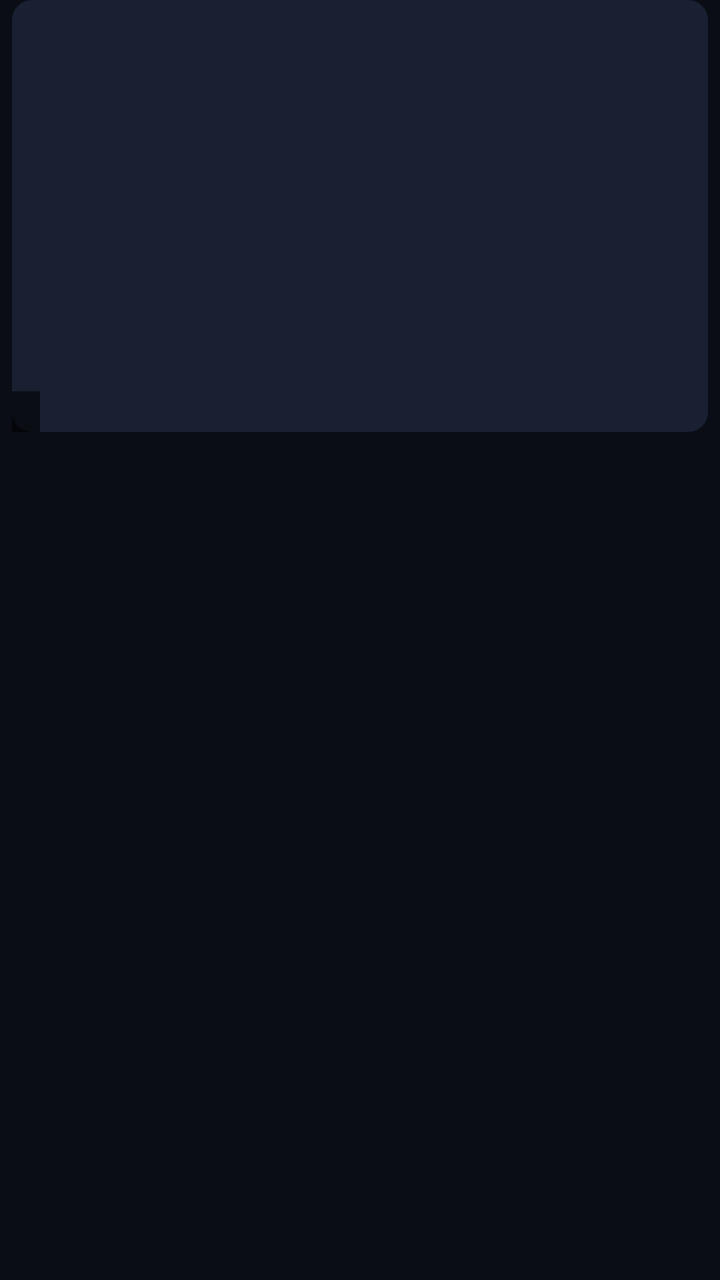
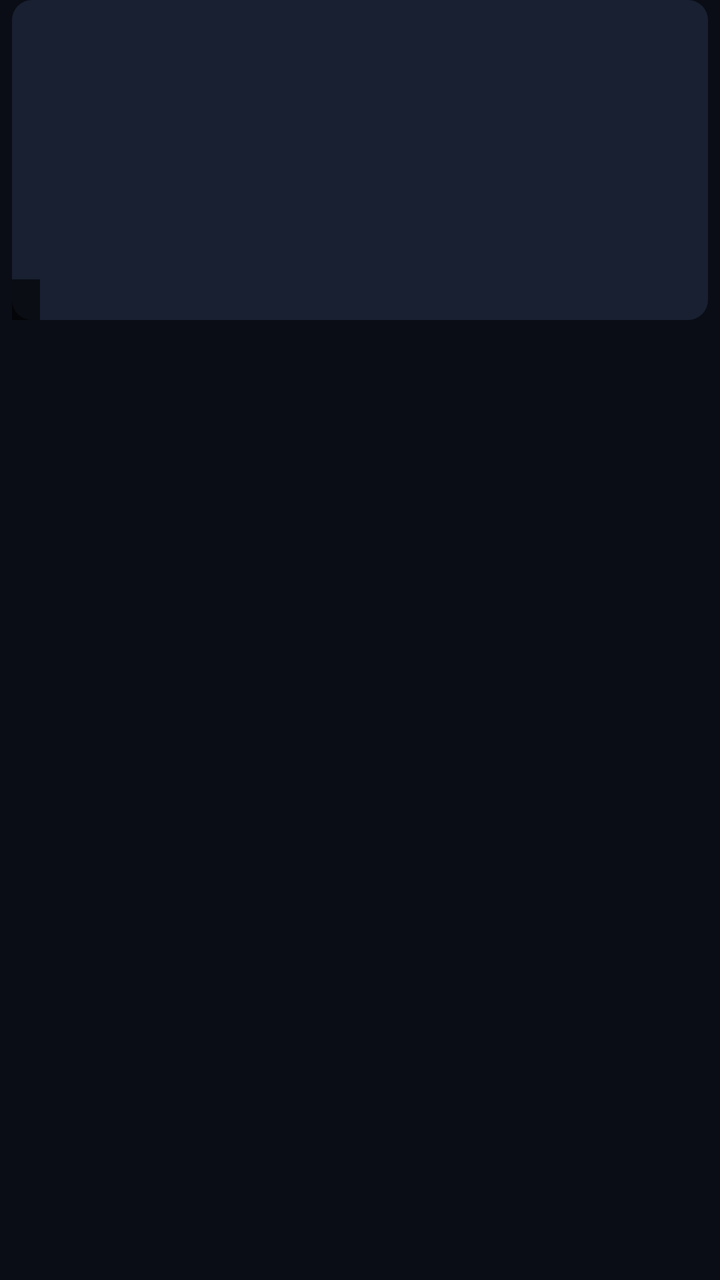

Compare the two renders of this Android layout. The source of the first and the diff that turns it into the second are given below.
<!-- AndroidManifest.xml: application theme Theme.AIStreamTV -->
<!-- res/layout/item_poster.xml -->
<?xml version="1.0" encoding="utf-8"?>
<LinearLayout xmlns:android="http://schemas.android.com/apk/res/android"
    android:id="@+id/card"
    android:layout_width="150dp"
    android:layout_height="wrap_content"
    android:orientation="vertical"
    android:paddingStart="6dp"
    android:paddingEnd="6dp">

    <FrameLayout
        android:layout_width="match_parent"
        android:layout_height="216dp"
        android:background="@drawable/bg_card">

        <ImageView
            android:id="@+id/img"
            android:layout_width="match_parent"
            android:layout_height="match_parent"
            android:contentDescription="@string/app_name"
            android:scaleType="centerCrop" />

        <TextView
            android:id="@+id/tvBadge"
            android:layout_width="wrap_content"
            android:layout_height="wrap_content"
            android:layout_gravity="bottom|start"
            android:background="#99000000"
            android:paddingStart="7dp"
            android:paddingTop="2dp"
            android:paddingEnd="7dp"
            android:paddingBottom="2dp"
            android:textColor="@color/accent_soft"
            android:textSize="12sp" />

    </FrameLayout>

    <TextView
        android:id="@+id/tvTitle"
        style="@style/AIStream.TextTitle"
        android:layout_width="match_parent"
        android:layout_height="wrap_content"
        android:layout_marginTop="7dp"
        android:ellipsize="end"
        android:maxLines="1"
        android:textSize="14sp" />

    <TextView
        android:id="@+id/tvSub"
        style="@style/AIStream.TextSub"
        android:layout_width="match_parent"
        android:layout_height="wrap_content"
        android:ellipsize="end"
        android:maxLines="1"
        android:textSize="12sp" />

</LinearLayout>
<!-- resources referenced by this layout -->
<resources>
  <color name="accent_soft">#FF8FB6FF</color>
  <!-- drawable bg_card (drawable) -->
  <?xml version="1.0" encoding="utf-8"?>
  <shape xmlns:android="http://schemas.android.com/apk/res/android" android:shape="rectangle">
      <solid android:color="@color/bg_card" />
      <corners android:radius="10dp" />
  </shape>
  <string name="app_name">AIStream TV</string>
  <style name="AIStream.TextSub" parent="android:Widget.TextView">
          <item name="android:textColor">@color/fg_dim</item>
          <item name="android:singleLine">true</item>
      </style>
  <style name="AIStream.TextTitle" parent="android:Widget.TextView">
          <item name="android:textColor">@color/fg</item>
          <item name="android:singleLine">true</item>
      </style>
  <style name="Theme.AIStreamTV" parent="Theme.AppCompat.NoActionBar">
          <item name="android:windowBackground">@color/bg</item>
          <item name="android:colorBackground">@color/bg</item>
          <item name="android:textColorPrimary">@color/fg</item>
          <item name="android:textColorSecondary">@color/fg_dim</item>
          <item name="android:windowNoTitle">true</item>
          <item name="colorAccent">@color/accent</item>
          <item name="android:colorControlActivated">@color/accent</item>
      </style>
  <color name="bg_card">#FF182031</color>
  <color name="fg_dim">#FF94A1B8</color>
  <color name="fg">#FFEDF1F8</color>
  <color name="bg">#FF0A0D15</color>
  <color name="accent">#FF4C8DFF</color>
</resources>

<!-- the commit's change to res/layout/item_poster.xml (unified diff, before → after) -->
@@ -1,7 +1,7 @@
 <?xml version="1.0" encoding="utf-8"?>
 <LinearLayout xmlns:android="http://schemas.android.com/apk/res/android"
     android:id="@+id/card"
-    android:layout_width="150dp"
+    android:layout_width="@dimen/poster_w"
     android:layout_height="wrap_content"
     android:orientation="vertical"
     android:paddingStart="6dp"
@@ -9,7 +9,7 @@
 
     <FrameLayout
         android:layout_width="match_parent"
-        android:layout_height="216dp"
+        android:layout_height="@dimen/poster_h"
         android:background="@drawable/bg_card">
 
         <ImageView
@@ -42,7 +42,7 @@
         android:layout_marginTop="7dp"
         android:ellipsize="end"
         android:maxLines="1"
-        android:textSize="14sp" />
+        android:textSize="@dimen/poster_title" />
 
     <TextView
         android:id="@+id/tvSub"
<!-- resource entries referenced after the edit -->
@@ -1,6 +1,9 @@
 <!-- resources referenced by this layout -->
 <resources>
   <color name="accent_soft">#FF8FB6FF</color>
+  <dimen name="poster_h">160dp</dimen>
+  <dimen name="poster_title">12sp</dimen>
+  <dimen name="poster_w">112dp</dimen>
   <!-- drawable bg_card (drawable) -->
   <?xml version="1.0" encoding="utf-8"?>
   <shape xmlns:android="http://schemas.android.com/apk/res/android" android:shape="rectangle">
